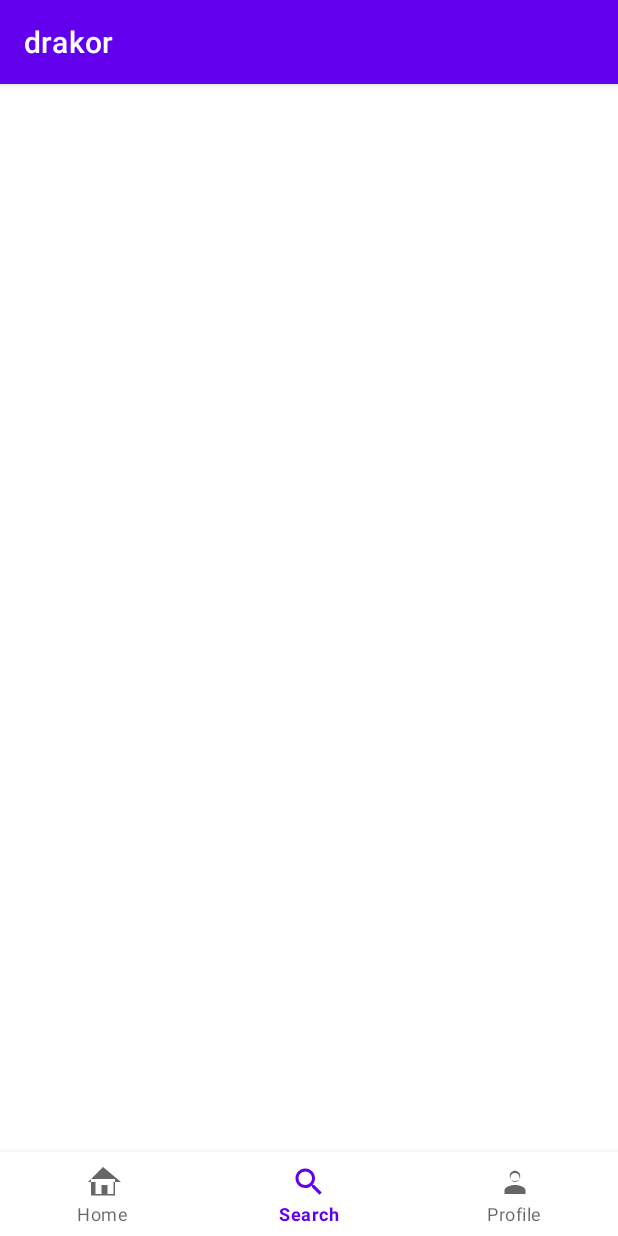
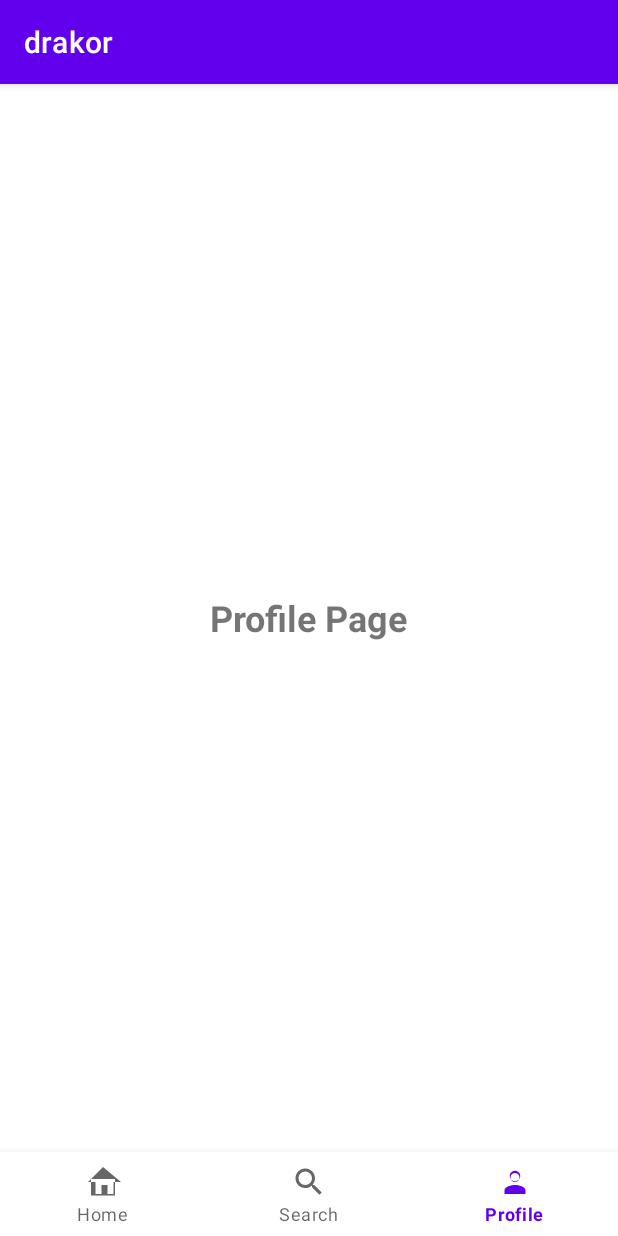
Before and after one commit to Sopianna082/24001116-synrgy7-sop-drakor-ch3, an Android app: the screen it shows after launch (MainActivity), item 3 of the bottom bar chosen, on a phone screen of 412 x 824 dp. Run offline under Robolectric (Android 15) with nearby library versions, the phone set to English and light mode, and no system bars; our stand-ins replace navigation-ui; pictures from the network do not load.

Commit message:
memperbaiki navigation

```diff
--- a/app/src/main/java/com/belajar/drakor/DramaListFragment.kt
+++ b/app/src/main/java/com/belajar/drakor/DramaListFragment.kt
@@ -50,7 +50,7 @@ class DramaListFragment : Fragment(), OnItemClickListener {
     override fun onItemClick(drama: Drama) {
         val detailFragment = DramaDetailFragment.newInstance(drama)
         requireActivity().supportFragmentManager.beginTransaction()
-            .replace(R.id.container, detailFragment)
+            .replace(R.id.nav_host_fragment, detailFragment)
             .addToBackStack(null)
             .commit()
     }
--- a/app/src/main/java/com/belajar/drakor/MainActivity.kt
+++ b/app/src/main/java/com/belajar/drakor/MainActivity.kt
@@ -2,10 +2,10 @@ package com.belajar.drakor
 
 import androidx.appcompat.app.AppCompatActivity
 import android.os.Bundle
-import com.google.android.material.bottomnavigation.BottomNavigationView
 import androidx.navigation.NavController
 import androidx.navigation.fragment.NavHostFragment
 import androidx.navigation.ui.setupWithNavController
+import com.google.android.material.bottomnavigation.BottomNavigationView
 
 class MainActivity : AppCompatActivity() {
 
@@ -16,23 +16,15 @@ class MainActivity : AppCompatActivity() {
         super.onCreate(savedInstanceState)
         setContentView(R.layout.activity_main)
 
-        val bottomNavigationView = findViewById<BottomNavigationView>(R.id.bottomNavigationView)
-        val navHostFragment = supportFragmentManager.findFragmentById(R.id.container) as NavHostFragment
-        val navController = navHostFragment.navController
+        // Inisialisasi NavHostFragment
+        val navHostFragment =
+            supportFragmentManager.findFragmentById(R.id.nav_host_fragment) as NavHostFragment
+        navController = navHostFragment.navController
 
-        // Setup bottom navigation with NavController
+        // Inisialisasi BottomNavigationView
+        bottomNavigationView = findViewById(R.id.bottomNavigationView)
+
+        // Hubungkan BottomNavigationView dengan NavController
         bottomNavigationView.setupWithNavController(navController)
-
-        // Handle navigation for search menu item
-        bottomNavigationView.setOnNavigationItemSelectedListener { item ->
-            when (item.itemId) {
-                R.id.searchFragment -> {
-                    navController.navigate(R.id.searchFragment)
-                    true
-                }
-                else -> false
-            }
-        }
     }
-
 }
--- /dev/null
+++ b/app/src/main/java/com/belajar/drakor/ProfileFragment.kt
@@ -0,0 +1,18 @@
+package com.belajar.drakor
+
+import android.os.Bundle
+import android.view.LayoutInflater
+import android.view.View
+import android.view.ViewGroup
+import androidx.fragment.app.Fragment
+
+class ProfileFragment : Fragment() {
+
+    override fun onCreateView(
+        inflater: LayoutInflater, container: ViewGroup?,
+        savedInstanceState: Bundle?
+    ): View? {
+        // Inflate the layout for this fragment
+        return inflater.inflate(R.layout.fragment_profile, container, false)
+    }
+}
--- a/app/src/main/res/layout/activity_main.xml
+++ b/app/src/main/res/layout/activity_main.xml
@@ -7,14 +7,25 @@
     tools:context=".MainActivity">
 
     <!-- FrameLayout untuk menampilkan daftar item Drama -->
-    <FrameLayout
-        android:id="@+id/container"
-        android:layout_width="0dp"
+<!--    <FrameLayout-->
+<!--        android:id="@+id/container"-->
+<!--        android:layout_width="0dp"-->
+<!--        android:layout_height="0dp"-->
+<!--        app:layout_constraintTop_toTopOf="parent"-->
+<!--        app:layout_constraintBottom_toTopOf="@+id/bottomNavigationView"-->
+<!--        app:layout_constraintStart_toStartOf="parent"-->
+<!--        app:layout_constraintEnd_toEndOf="parent"/>-->
+
+    <!-- NavHostFragment untuk menampilkan fragment -->
+    <fragment
+        android:id="@+id/nav_host_fragment"
+        android:name="androidx.navigation.fragment.NavHostFragment"
+        android:layout_width="match_parent"
         android:layout_height="0dp"
+        app:defaultNavHost="true"
+        app:navGraph="@navigation/nav_graph"
         app:layout_constraintTop_toTopOf="parent"
-        app:layout_constraintBottom_toTopOf="@+id/bottomNavigationView"
-        app:layout_constraintStart_toStartOf="parent"
-        app:layout_constraintEnd_toEndOf="parent"/>
+        app:layout_constraintBottom_toTopOf="@id/bottomNavigationView" />
 
     <!-- BottomNavigationView -->
     <com.google.android.material.bottomnavigation.BottomNavigationView
--- /dev/null
+++ b/app/src/main/res/layout/fragment_profile.xml
@@ -0,0 +1,14 @@
+<?xml version="1.0" encoding="utf-8"?>
+<LinearLayout xmlns:android="http://schemas.android.com/apk/res/android"
+    android:layout_width="match_parent"
+    android:layout_height="match_parent"
+    android:orientation="vertical"
+    android:gravity="center">
+
+    <TextView
+        android:layout_width="wrap_content"
+        android:layout_height="wrap_content"
+        android:text="Profile Page"
+        android:textSize="24sp"
+        android:textStyle="bold"/>
+</LinearLayout>
--- a/app/src/main/res/navigation/nav_graph.xml
+++ b/app/src/main/res/navigation/nav_graph.xml
@@ -2,15 +2,43 @@
 <navigation xmlns:android="http://schemas.android.com/apk/res/android"
     xmlns:app="http://schemas.android.com/apk/res-auto"
     android:id="@+id/nav_graph"
-    app:startDestination="@id/dramaListFragment">
+    app:startDestination="@id/homeFragment">
+
+    <fragment
+        android:id="@+id/homeFragment"
+        android:name="com.belajar.drakor.DramaListFragment"
+        android:label="Home Fragment">
+
+        <action
+            android:id="@+id/action_homeFragment_to_dramaListFragment"
+            app:destination="@id/dramaListFragment" />
+
+        <!-- Tambahkan action untuk navigasi ke SearchFragment -->
+        <action
+            android:id="@+id/action_homeFragment_to_searchFragment"
+            app:destination="@id/searchFragment" />
+
+    </fragment>
+
+    <fragment
+        android:id="@+id/searchFragment"
+        android:name="com.belajar.drakor.SearchFragment"
+        android:label="Search Fragment" />
+
+    <fragment
+        android:id="@+id/profileFragment"
+        android:name="com.belajar.drakor.ProfileFragment"
+        android:label="Profile Fragment" />
 
     <fragment
         android:id="@+id/dramaListFragment"
         android:name="com.belajar.drakor.DramaListFragment"
         android:label="Drama List Fragment">
+
         <action
             android:id="@+id/action_dramaListFragment_to_dramaDetailFragment"
             app:destination="@id/dramaDetailFragment" />
+
     </fragment>
 
     <fragment
@@ -18,10 +46,4 @@
         android:name="com.belajar.drakor.DramaDetailFragment"
         android:label="Drama Detail Fragment" />
 
-    <!-- Tambahkan tujuan untuk halaman pencarian -->
-    <fragment
-        android:id="@+id/searchFragment"
-        android:name="com.belajar.drakor.SearchFragment"
-        android:label="Search Fragment" />
-
 </navigation>
```
Also changed, not shown: app/src/main/java/com/belajar/drakor/SearchFragment.kt (added, +18 -0 lines), app/src/main/res/layout/fragment_search.xml (added, +14 -0 lines).
